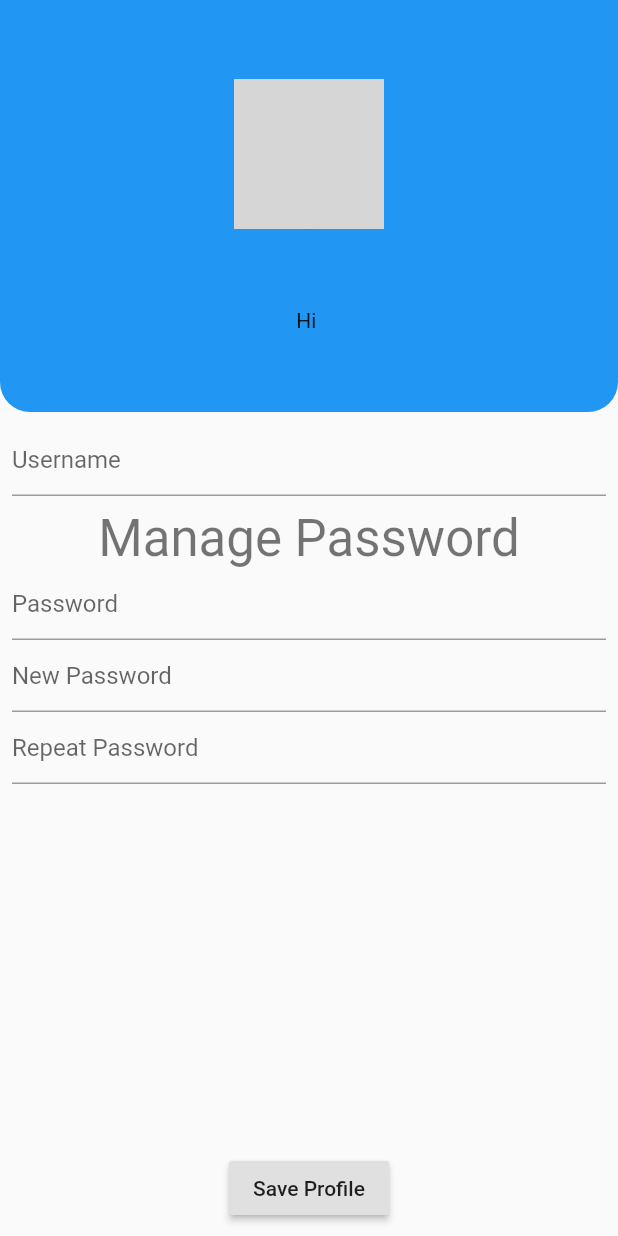
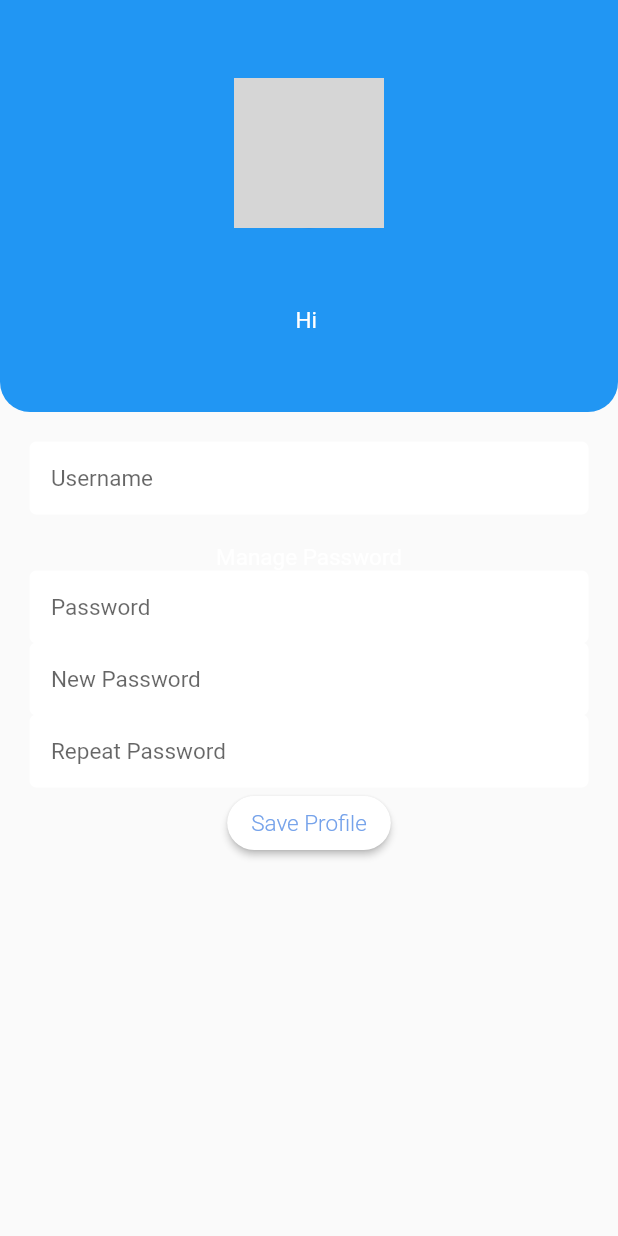
Before and after one commit to oussemabarka/JCI_MEET, a Flutter app: the ProfileView screen opened by its route, on a phone screen of 412 x 824 dp. Run offline on Flutter 3.47's test engine with Material 2 defaults, Android fonts, the phone set to English and light mode, and no system bars; our stand-ins replace auto_size_text, firebase_auth, firebase_storage, get_it, google_sign_in, image_picker; missing offline and left inert: flutter_auth_buttons, flutter_facebook_login; accounts and stored records are empty; network calls fail; statements that could not run were skipped; grey boxes are pictures that could not be loaded.

Commit message:
update username

```diff
--- a/lib/Profile/auth_repo.dart
+++ b/lib/Profile/auth_repo.dart
@@ -33,4 +33,11 @@ class AuthRepo {
     var firebaseUser = await _auth.currentUser();
     return UserModel(firebaseUser.uid, displayName: firebaseUser.displayName);
   }
+  Future<void> updateDisplayName(String displayName) async {
+    var user = await _auth.currentUser();
+
+    user.updateProfile(
+      UserUpdateInfo()..displayName = displayName,
+    );
+  }
 }
--- /dev/null
+++ b/lib/Profile/manage_profile_information_widget.dart
@@ -0,0 +1,116 @@
+import 'package:jci_meet/Profile/locator.dart';
+import 'package:jci_meet/models/user_model.dart';
+import 'package:jci_meet/Profile/user_controller.dart';
+import 'package:flutter/material.dart';
+
+class ManageProfileInformationWidget extends StatefulWidget {
+  final UserModel currentUser;
+
+  ManageProfileInformationWidget({this.currentUser});
+
+  @override
+  _ManageProfileInformationWidgetState createState() =>
+      _ManageProfileInformationWidgetState();
+}
+
+class _ManageProfileInformationWidgetState
+    extends State<ManageProfileInformationWidget> {
+  var _displayNameController = TextEditingController();
+  var _passwordController = TextEditingController();
+  var _newPasswordController = TextEditingController();
+  var _repeatPasswordController = TextEditingController();
+
+  @override
+  void initState() {
+    _displayNameController.text = widget.currentUser.displayName;
+    super.initState();
+  }
+
+  @override
+  void dispose() {
+    _displayNameController.dispose();
+    _passwordController.dispose();
+    _newPasswordController.dispose();
+    _repeatPasswordController.dispose();
+    super.dispose();
+  }
+
+  @override
+  Widget build(BuildContext context) {
+    return SingleChildScrollView(
+      child: Padding(
+        padding: const EdgeInsets.all(20.0), //all widgets scroll
+        child: Column(
+          mainAxisSize: MainAxisSize.min, //minimiser l'espace scrollbal widgets
+          children: <Widget>[
+            TextFormField(
+              style: TextStyle(fontSize: 15.0),
+              decoration: buildSignUpInputDecoration ( "Username"),
+              controller: _displayNameController,
+            ),
+            SizedBox(height: 20.0),
+            Flexible( //minimiser l'espace pour le barre jaune au lien expanded
+              child: Column(
+                children: <Widget>[
+                  Text(
+                    "Manage Password",
+                    style: TextStyle(fontSize: 15, color: Colors.white),
+                  ),
+                  TextFormField(
+                    style: TextStyle(fontSize: 15.0),
+                    decoration: buildSignUpInputDecoration ( "Password"),
+                    controller: _passwordController,
+                  ),
+                  TextFormField(
+                    style: TextStyle(fontSize: 15.0),
+                    decoration: buildSignUpInputDecoration ( "New Password"),
+                    controller: _newPasswordController,
+                  ),
+                  TextFormField(
+                    style: TextStyle(fontSize: 15.0),
+                    decoration: buildSignUpInputDecoration ( "Repeat Password"),
+                    controller: _repeatPasswordController,
+                  )
+                ],
+              ),
+            ),
+            RaisedButton(
+              color: Colors.white,
+              shape: RoundedRectangleBorder(
+                  borderRadius: BorderRadius.circular(30.0)),
+              onPressed: () {
+                if (widget.currentUser.displayName !=
+                    _displayNameController.text) {
+                  var displayName = _displayNameController.text;
+                  locator
+                      .get<UserController>()
+                      .updateDisplayName(displayName);
+                }
+
+                Navigator.pop(context);
+              },
+              child: Text("Save Profile",
+                style: TextStyle(
+                  color: Color(0xFF75A2EA),
+                  fontSize: 15,
+                  fontWeight: FontWeight.w300,
+                ),),
+            )
+          ],
+        ),
+      ),
+    );
+  }
+  InputDecoration buildSignUpInputDecoration(String hint) {
+    return InputDecoration(
+      hintText: hint,
+      filled: true,
+      fillColor: Colors.white,
+      focusColor: Colors.white,
+      enabledBorder: OutlineInputBorder(
+          borderSide: BorderSide(color: Colors.white, width: 0.0)),
+      contentPadding:
+      const EdgeInsets.only(left: 14.0, bottom: 10.0, top: 10.0),
+    );
+  }
+}
--- a/lib/Profile/profile_view.dart
+++ b/lib/Profile/profile_view.dart
@@ -5,6 +5,8 @@ import 'package:jci_meet/profile/avatar.dart';
 import 'package:flutter/material.dart';
 import 'package:image_picker/image_picker.dart';
 import 'dart:io';
+import 'package:jci_meet/Profile/manage_profile_information_widget.dart';
+
 class ProfileView extends StatefulWidget {
 
 
@@ -13,6 +15,8 @@ class ProfileView extends StatefulWidget {
 }
 
 class _ProfileViewState extends State<ProfileView> {
+  final primaryColor = const Color(0xFF75A2EA);
+
   UserModel _currentUser = locator.get<UserController>().currentUser;
   @override
   Widget build(BuildContext context) {
@@ -46,54 +50,21 @@ class _ProfileViewState extends State<ProfileView> {
                     },
                   ),
                   Text(
-                      "Hi ${_currentUser?.displayName ?? 'nice to see you here.'}"),
+                      "Hi ${_currentUser?.displayName ?? 'nice to see you here.'}",
+                    style: TextStyle(fontSize: 15, color: Colors.white),
+                  ),
                 ],
               ),
             ),
           ),
           Expanded(
-              flex: 2,
-              child: Padding(
-                padding: const EdgeInsets.all(08.0),
-                child: Column(
-                  children: <Widget>[
-                    TextFormField(
-                      decoration: InputDecoration(hintText: "Username"),
-                    ),
-                    SizedBox(height: 08.0),
-                    Expanded(
-                      child: Column(
-                        children: <Widget>[
-                          Text(
-                            "Manage Password",
-                            style: Theme.of(context).textTheme.display1,
-                          ),
-                          TextFormField(
-                            decoration: InputDecoration(hintText: "Password"),
-                          ),
-                          TextFormField(
-                            decoration:
-                                InputDecoration(hintText: "New Password"),
-                          ),
-                          TextFormField(
-                            decoration:
-                                InputDecoration(hintText: "Repeat Password"),
-                          )
-                        ],
-                      ),
-                    ),
-                    RaisedButton(
-                      onPressed: () {
-                        // TODO: Save somehow
-                        Navigator.pop(context);
-                      },
-                      child: Text("Save Profile"),
-                    )
-                  ],
-                ),
-              ))
+    flex: 2,
+    child: ManageProfileInformationWidget(
+    currentUser: _currentUser,
+              )),
         ],
       ),
     );
   }
+
 }
--- a/lib/Profile/user_controller.dart
+++ b/lib/Profile/user_controller.dart
@@ -24,7 +24,10 @@ class UserController {
     _currentUser = await _authRepo.getUser();
     return _currentUser;
   }
-
+  void updateDisplayName(String displayName) {
+    _currentUser.displayName = displayName;
+    _authRepo.updateDisplayName(displayName);
+  }
 
 
 }
```
